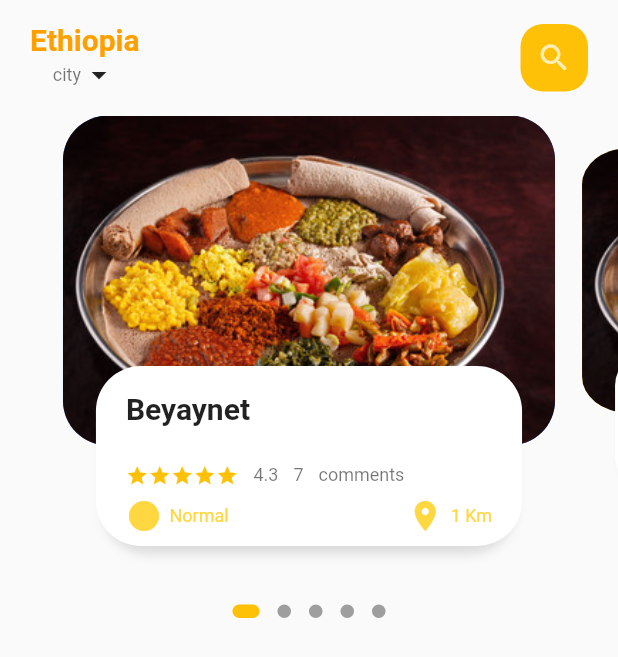
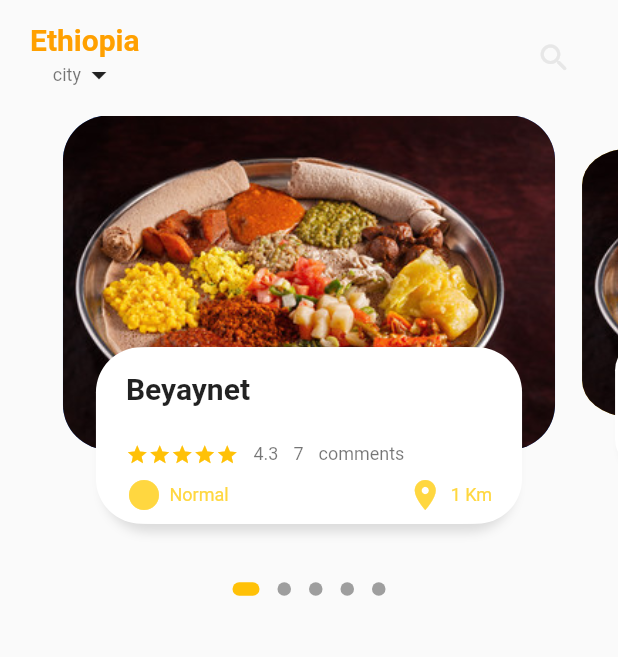
Before and after one commit to BisratGirma/gursha_mobile, a Flutter app: the screen it shows after launch, on a phone screen of 412 x 824 dp. Shown: the top 657 px of the screen. Run offline on Flutter 3.47's test engine with Material 2 defaults, Android fonts, the phone set to English and light mode, and no system bars; drawn by our look-alikes of dots_indicator; our stand-ins replace get.

Commit message:
making body responsive

```diff
--- a/lib/home/food_page_body.dart
+++ b/lib/home/food_page_body.dart
@@ -1,6 +1,7 @@
 import 'package:dots_indicator/dots_indicator.dart';
 import 'package:flutter/material.dart';
 import 'package:gursha/util/colors.dart';
+import 'package:gursha/util/dimensions.dart';
 import 'package:gursha/widgets/heading.dart';
 import 'package:gursha/widgets/icon_and_text.dart';
 import 'package:gursha/widgets/small_heading.dart';
@@ -16,7 +17,7 @@ class _FoodPageBodyState extends State<FoodPageBody> {
   PageController pageController = PageController(viewportFraction: 0.84);
   var _currentPageValue = 0.0;
   final double _scaleFactor = 0.8;
-  final double _height = 220;
+  final double _height = Dimensions.pageViewContainer;
 
   @override
   void initState() {
@@ -37,7 +38,7 @@ class _FoodPageBodyState extends State<FoodPageBody> {
     return Column(
       children: [
         Container(
-          height: 320,
+          height: Dimensions.screenHeight / 2.7,
           child: PageView.builder(
               controller: pageController,
               itemCount: 5,
@@ -86,7 +87,7 @@ class _FoodPageBodyState extends State<FoodPageBody> {
       child: Stack(
         children: [
           Container(
-            height: 220,
+            height: Dimensions.pageViewContainer,
             margin: const EdgeInsets.only(left: 9, right: 9),
             decoration: BoxDecoration(
                 borderRadius: BorderRadius.circular(30),
@@ -98,7 +99,7 @@ class _FoodPageBodyState extends State<FoodPageBody> {
           Align(
             alignment: Alignment.bottomCenter,
             child: Container(
-                height: 120,
+                height: Dimensions.pageViewTextContainer,
                 margin: const EdgeInsets.only(left: 36, right: 36, bottom: 33),
                 decoration: BoxDecoration(
                     borderRadius: BorderRadius.circular(30),
--- a/lib/home/main_food_page.dart
+++ b/lib/home/main_food_page.dart
@@ -2,6 +2,8 @@ import 'package:flutter/material.dart';
 import 'package:gursha/home/food_page_body.dart';
 import 'package:gursha/widgets/heading.dart';
 import 'package:gursha/widgets/small_heading.dart';
+
+import '../util/colors.dart';
 
 class MainFoodPage extends StatefulWidget {
   const MainFoodPage({Key? key}) : super(key: key);
@@ -40,10 +42,10 @@ class _MainFoodPageState extends State<MainFoodPage> {
                     width: 45,
                     height: 45,
                     decoration: BoxDecoration(
-                        borderRadius: BorderRadius.circular(15),
-                        color: Theme.of(context).primaryColor),
-                    child: Icon(Icons.search_rounded,
-                        color: Theme.of(context).backgroundColor),
+                      borderRadius: BorderRadius.circular(15),
+                    ),
+                    child: const Icon(Icons.search_rounded,
+                        color: AppColors.textColor),
                   )
                 ],
               )),
--- a/lib/main.dart
+++ b/lib/main.dart
@@ -1,5 +1,6 @@
 import 'package:flutter/gestures.dart';
 import 'package:flutter/material.dart';
+import 'package:get/get.dart';
 import 'package:gursha/home/main_food_page.dart';
 
 void main() {
@@ -12,7 +13,7 @@ class MyApp extends StatelessWidget {
   // This widget is the root of your application.
   @override
   Widget build(BuildContext context) {
-    return MaterialApp(
+    return GetMaterialApp(
       debugShowCheckedModeBanner: false,
       scrollBehavior: AppScrollBehavior(),
       title: 'Gursha',
--- /dev/null
+++ b/lib/util/dimensions.dart
@@ -0,0 +1,9 @@
+import 'package:get/get.dart';
+
+class Dimensions {
+  static double screenHeight = Get.context!.height;
+  static double screenWidth = Get.context!.width;
+
+  static double pageViewContainer = screenHeight / 3.7;
+  static double pageViewTextContainer = screenHeight / 7;
+}
```
